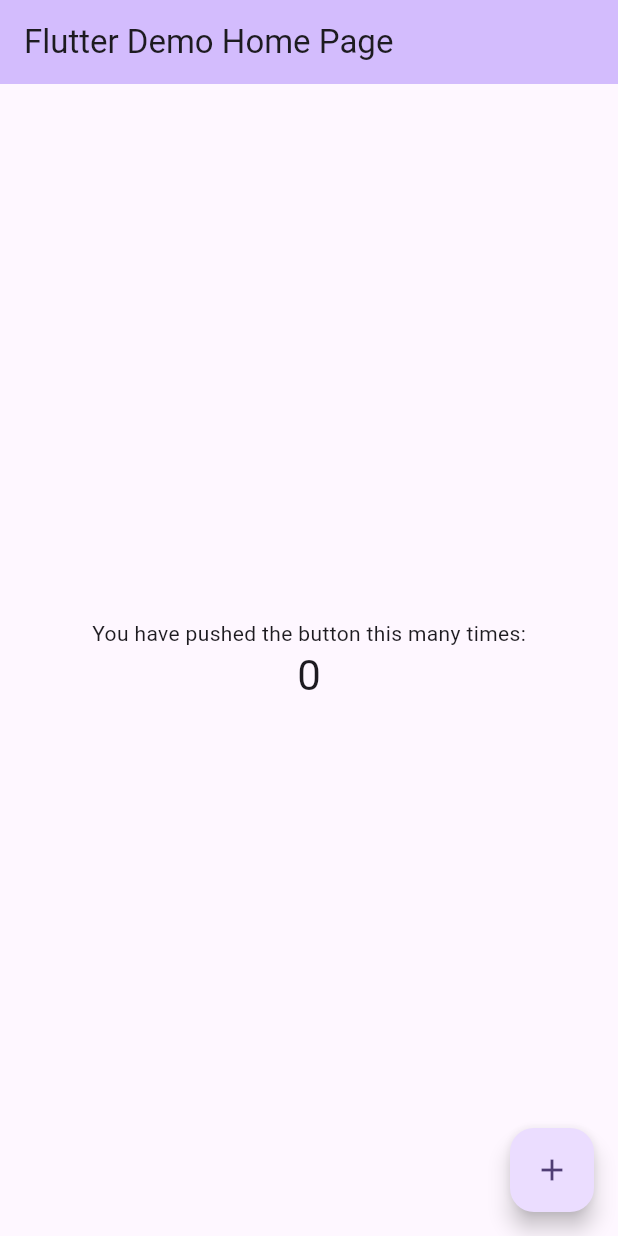
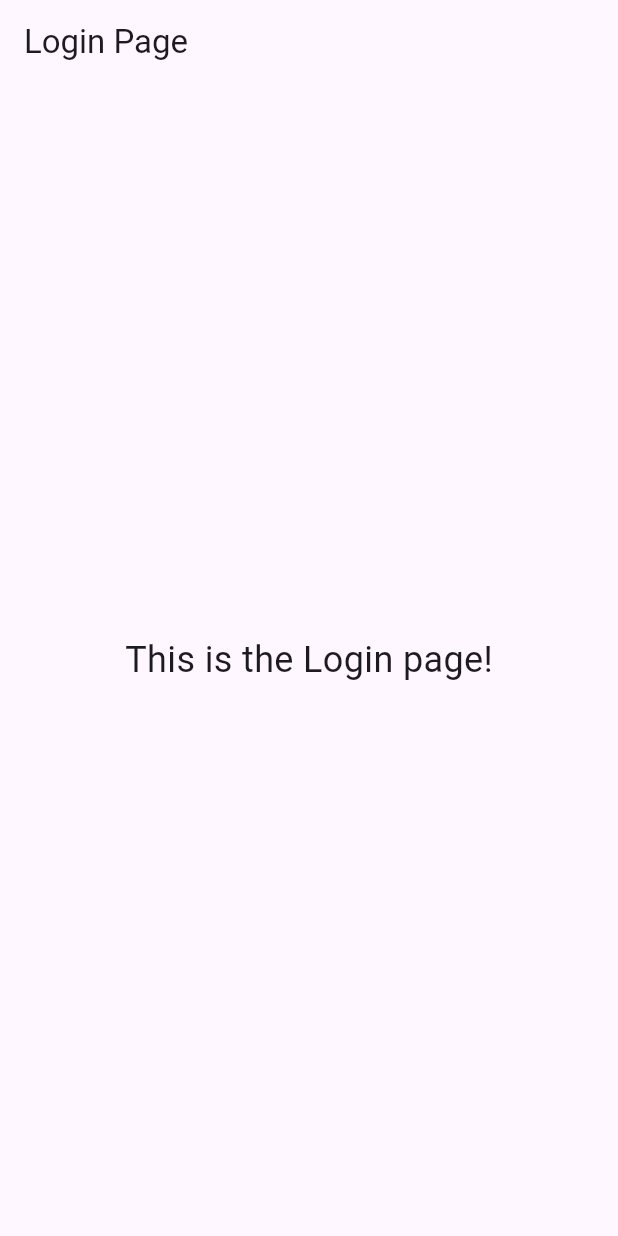
Before and after one commit to ftkaiwai/ftkaiwai001_sharelounge, a Flutter app: the screen it shows after launch, on a phone screen of 412 x 824 dp. Run offline on Flutter 3.47's test engine with Material 3 defaults, Android fonts, the phone set to English and light mode, and no system bars.

```diff
--- /dev/null
+++ b/lib/login.dart
@@ -0,0 +1,18 @@
+import 'package:flutter/material.dart';
+
+class LoginPage extends
+StatelessWidget {
+  @override
+  Widget build(BuildContext context) {
+    return Scaffold(
+      appBar: AppBar(
+        title: Text('Login Page'),
+      ),
+      body: Center(
+        child: Text(
+          'This is the Login page!', style: TextStyle(fontSize: 24),
+        ),
+      ),
+    );
+  }
+}
--- a/lib/main.dart
+++ b/lib/main.dart
@@ -1,125 +1,17 @@
 import 'package:flutter/material.dart';
+import 'login.dart';
 
 void main() {
-  runApp(const MyApp());
+  runApp(MyApp());
 }
 
-class MyApp extends StatelessWidget {
-  const MyApp({super.key});
-
-  // This widget is the root of your application.
+class MyApp extends
+StatelessWidget {
   @override
   Widget build(BuildContext context) {
     return MaterialApp(
-      title: 'Flutter aaaaaofffffsssf11111',
-      theme: ThemeData(
-        // This is the theme of your application.
-        //
-        // TRY THIS: Try running your application with "flutter run". You'll see
-        // the application has a purple toolbar. Then, without quitting the app,
-        // try changing the seedColor in the colorScheme below to Colors.green
-        // and then invoke "hot reload" (save your changes or press the "hot
-        // reload" button in a Flutter-supported IDE, or press "r" if you used
-        // the command line to start the app).
-        //
-        // Notice that the counter didn't reset back to zero; the application
-        // state is not lost during the reload. To reset the state, use hot
-        // restart instead.
-        //
-        // This works for code too, not just values: Most code changes can be
-        // tested with just a hot reload.
-        colorScheme: ColorScheme.fromSeed(seedColor: Colors.deepPurple),
-        useMaterial3: true,
-      ),
-      home: const MyHomePage(title: 'Flutter Demo Home Page'),
+        title: 'Flutter App',
+        home: LoginPage(),
     );
   }
 }
-
-class MyHomePage extends StatefulWidget {
-  const MyHomePage({super.key, required this.title});
-
-  // This widget is the home page of your application. It is stateful, meaning
-  // that it has a State object (defined below) that contains fields that affect
-  // how it looks.
-
-  // This class is the configuration for the state. It holds the values (in this
-  // case the title) provided by the parent (in this case the App widget) and
-  // used by the build method of the State. Fields in a Widget subclass are
-  // always marked "final".
-
-  final String title;
-
-  @override
-  State<MyHomePage> createState() => _MyHomePageState();
-}
-
-class _MyHomePageState extends State<MyHomePage> {
-  int _counter = 0;
-
-  void _incrementCounter() {
-    setState(() {
-      // This call to setState tells the Flutter framework that something has
-      // changed in this State, which causes it to rerun the build method below
-      // so that the display can reflect the updated values. If we changed
-      // _counter without calling setState(), then the build method would not be
-      // called again, and so nothing would appear to happen.
-      _counter++;
-    });
-  }
-
-  @override
-  Widget build(BuildContext context) {
-    // This method is rerun every time setState is called, for instance as done
-    // by the _incrementCounter method above.
-    //
-    // The Flutter framework has been optimized to make rerunning build methods
-    // fast, so that you can just rebuild anything that needs updating rather
-    // than having to individually change instances of widgets.
-    return Scaffold(
-      appBar: AppBar(
-        // TRY THIS: Try changing the color here to a specific color (to
-        // Colors.amber, perhaps?) and trigger a hot reload to see the AppBar
-        // change color while the other colors stay the same.
-        backgroundColor: Theme.of(context).colorScheme.inversePrimary,
-        // Here we take the value from the MyHomePage object that was created by
-        // the App.build method, and use it to set our appbar title.
-        title: Text(widget.title),
-      ),
-      body: Center(
-        // Center is a layout widget. It takes a single child and positions it
-        // in the middle of the parent.
-        child: Column(
-          // Column is also a layout widget. It takes a list of children and
-          // arranges them vertically. By default, it sizes itself to fit its
-          // children horizontally, and tries to be as tall as its parent.
-          //
-          // Column has various properties to control how it sizes itself and
-          // how it positions its children. Here we use mainAxisAlignment to
-          // center the children vertically; the main axis here is the vertical
-          // axis because Columns are vertical (the cross axis would be
-          // horizontal).
-          //
-          // TRY THIS: Invoke "debug painting" (choose the "Toggle Debug Paint"
-          // action in the IDE, or press "p" in the console), to see the
-          // wireframe for each widget.
-          mainAxisAlignment: MainAxisAlignment.center,
-          children: <Widget>[
-            const Text(
-              'You have pushed the button this many times:',
-            ),
-            Text(
-              '$_counter',
-              style: Theme.of(context).textTheme.headlineMedium,
-            ),
-          ],
-        ),
-      ),
-      floatingActionButton: FloatingActionButton(
-        onPressed: _incrementCounter,
-        tooltip: 'Increment',
-        child: const Icon(Icons.add),
-      ), // This trailing comma makes auto-formatting nicer for build methods.
-    );
-  }
-}
--- a/pubspec.yaml
+++ b/pubspec.yaml
@@ -30,7 +30,6 @@ environment:
 dependencies:
   flutter:
     sdk: flutter
-
 
   # The following adds the Cupertino Icons font to your application.
   # Use with the CupertinoIcons class for iOS style icons.
```
Also changed, not shown: 2 other files.
